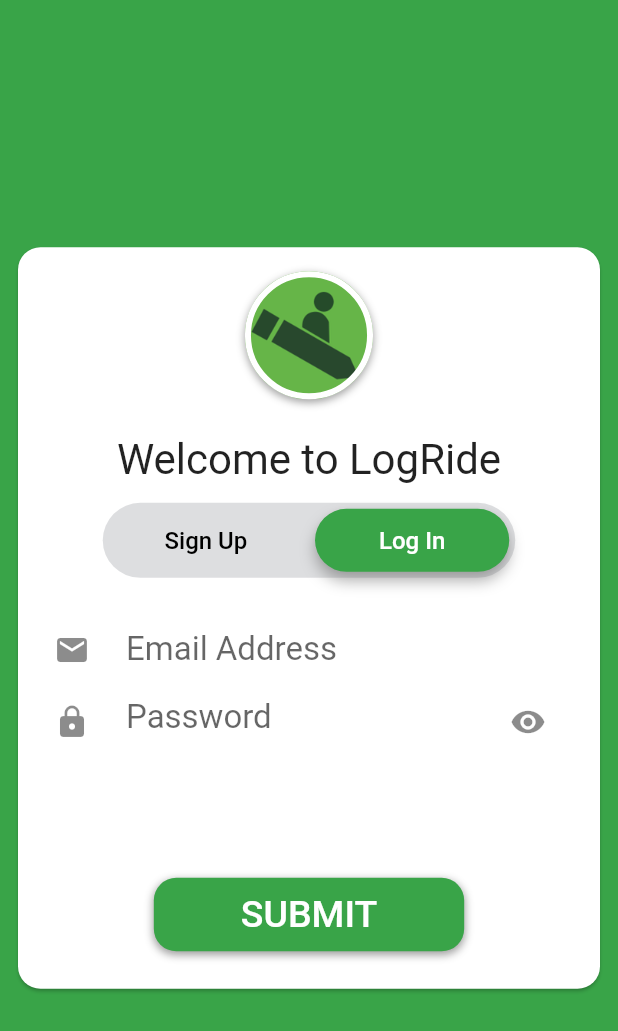
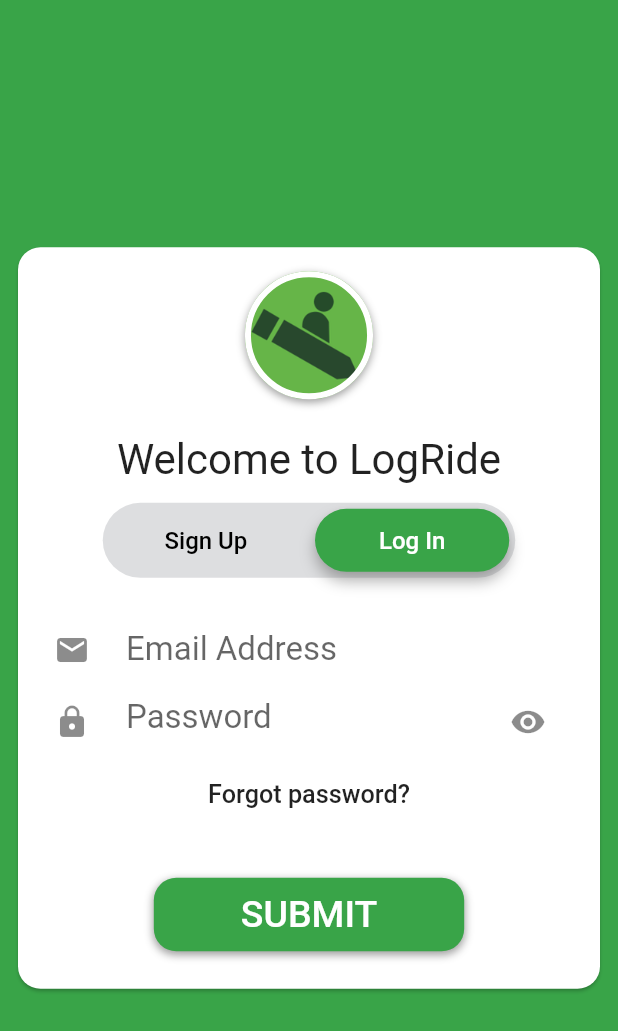
Before and after one commit to partnercloudsupport/logride, a Flutter app: the AuthPage screen opened directly, after a tap on "Log In", on a phone screen of 412 x 824 dp. Shown: the top 1031 px of the screen. Run offline on Flutter 3.47's test engine with Material 2 defaults, Android fonts, the phone set to English and light mode, and no system bars; our stand-ins replace after_layout, auto_size_text, firebase_auth, firebase_database, flutter_slidable, latlong; accounts and stored records are empty; statements that could not run were skipped.

Commit message:
Added password recovery, moved the menu-bar's code to another file for the authenticator

```diff
--- a/lib/data/auth_manager.dart
+++ b/lib/data/auth_manager.dart
@@ -7,6 +7,7 @@ abstract class BaseAuth {
   Future<String> signUp(String username, String email, String password);
   Future<FirebaseUser> getCurrentUser();
   Future<void> signOut();
+  Future<void> resetPassword(String email);
 }
 
 class Auth implements BaseAuth {
@@ -36,4 +37,8 @@ class Auth implements BaseAuth {
   Future<void> signOut() async {
     return _firebaseAuth.signOut();
   }
+
+  Future<void> resetPassword(String email) async {
+    return _firebaseAuth.sendPasswordResetEmail(email: email);
+  }
 }
--- a/lib/ui/auth_page.dart
+++ b/lib/ui/auth_page.dart
@@ -2,7 +2,7 @@ import 'package:flutter/material.dart';
 import 'package:flutter/services.dart';
 import '../widgets/submit_button.dart';
 import '../widgets/home_icon.dart';
-import '../animations/auth_bubble_painter.dart';
+import '../widgets/page_controller_slider_bar.dart';
 import '../data/auth_manager.dart';
 
 class AuthPage extends StatefulWidget {
@@ -17,7 +17,6 @@ class AuthPage extends StatefulWidget {
 
 class _AuthPageState extends State<AuthPage>
     with SingleTickerProviderStateMixin {
-
   final GlobalKey<ScaffoldState> _scaffoldKey = GlobalKey<ScaffoldState>();
 
   final TextEditingController loginEmailController = TextEditingController();
@@ -55,12 +54,28 @@ class _AuthPageState extends State<AuthPage>
   Color _leftTextColor = Colors.white;
   Color _rightTextColor = Colors.black;
 
+  void _pageChanged(pageIndex) {
+    if (pageIndex == 0) {
+      setState(() {
+        _leftTextColor = Colors.white;
+        _rightTextColor = Colors.black;
+        currentPage = pageIndex;
+      });
+    } else {
+      setState(() {
+        _leftTextColor = Colors.black;
+        _rightTextColor = Colors.white;
+        currentPage = pageIndex;
+      });
+    }
+  }
+
   void _validationAlertDialog({String body}) {
     showDialog(
         context: context,
         builder: (BuildContext context) {
           return AlertDialog(
-            title: Text("Invalid Authorization"),
+            title: Text("Invalid Authentication"),
             content: Text(body),
             actions: <Widget>[
               FlatButton(
@@ -77,8 +92,7 @@ class _AuthPageState extends State<AuthPage>
   Future<String> _handleSignIn(String email, String password) async {
     _signInError = false;
 
-    return widget.auth.signIn(email, password)
-        .catchError((exception) {
+    return widget.auth.signIn(email, password).catchError((exception) {
       String displayMessage;
       _signInError = true;
       _loginEmailValid = _loginPasswordValid = true;
@@ -120,7 +134,6 @@ class _AuthPageState extends State<AuthPage>
           : "Successfully singed in a user");
       if (_signInError) return null;
       return createdUser;
-      // No fancy logic is required for signing in - once it's done, it's done
     });
   }
 
@@ -169,6 +182,55 @@ class _AuthPageState extends State<AuthPage>
     });
   }
 
+  void _resetPassword() async {
+    String email = loginEmailController.text;
+    _loginEmailValid = true;
+    bool wasReset = true;
+    if (email == "") {
+      _validationAlertDialog(body: "Please enter your email");
+      setState(() {
+        _loginEmailValid = false;
+      });
+      return;
+    }
+    await widget.auth.resetPassword(email).catchError((exception) {
+      String displayMessage;
+      switch (exception.code) {
+        case "ERROR_INVALID_EMAIL":
+          displayMessage = "Invalid email. Please check the formatting.";
+          _loginEmailValid = false;
+          break;
+        case "ERROR_USER_NOT_FOUND":
+          displayMessage = "There is no account associated with that email.";
+          break;
+        default:
+          displayMessage = exception.message;
+      }
+      setState(() {});
+      _validationAlertDialog(body: displayMessage);
+      wasReset = false;
+    });
+    if (wasReset) {
+      showDialog(
+          context: context,
+          builder: (BuildContext context) {
+            return AlertDialog(
+              title: Text("Password Rest"),
+              content: Text(
+                  "An email has been sent with a link to reset your password."),
+              actions: <Widget>[
+                FlatButton(
+                  child: Text("Ok"),
+                  onPressed: () {
+                    Navigator.of(context).pop();
+                  },
+                )
+              ],
+            );
+          });
+    }
+  }
+
   void forumSubmit() {
     switch (currentPage) {
       case 0:
@@ -197,7 +259,6 @@ class _AuthPageState extends State<AuthPage>
           if (user == null) return;
           print("User data is good");
           // No errors in the process, we have a valid signed-in user
-          // TODO: PASS SIGN-ON TO MAIN PAGE
           widget.onSignedIn();
         });
         break;
@@ -224,7 +285,6 @@ class _AuthPageState extends State<AuthPage>
           if (user == null) return;
           print("User data is good");
           // No errors in the process, we have a valid signed-in user
-          // TODO: PASS SIGN-ON TO MAIN PAGE
           widget.onSignedIn();
         });
         break;
@@ -276,22 +336,7 @@ class _AuthPageState extends State<AuthPage>
                                           vertical: 24.0, horizontal: 24.0),
                                       child: PageView(
                                         controller: _pageController,
-                                        onPageChanged: (pageIndex) {
-                                          // Change text label colors according to the page we're on
-                                          if (pageIndex == 0) {
-                                            setState(() {
-                                              _leftTextColor = Colors.white;
-                                              _rightTextColor = Colors.black;
-                                              currentPage = pageIndex;
-                                            });
-                                          } else {
-                                            setState(() {
-                                              _leftTextColor = Colors.black;
-                                              _rightTextColor = Colors.white;
-                                              currentPage = pageIndex;
-                                            });
-                                          }
-                                        },
+                                        onPageChanged: _pageChanged,
                                         children: <Widget>[
                                           _buildSignUpPage(context),
                                           _buildLoginPage(context),
@@ -313,51 +358,14 @@ class _AuthPageState extends State<AuthPage>
 
   /// Returns the sliding menu bar that manages the page controller
   Widget _buildMenuBar(BuildContext context) {
-    return Container(
-      width: 275.0,
-      height: 50.0,
-      decoration: BoxDecoration(
-        color: Color.fromARGB(255, 221, 222, 224),
-        borderRadius: BorderRadius.all(Radius.circular(25.0)),
-      ),
-      child: CustomPaint(
-        painter: TabIndicationPainter(pageController: _pageController),
-        child: Row(
-          mainAxisAlignment: MainAxisAlignment.spaceEvenly,
-          children: <Widget>[
-            Expanded(
-              child: FlatButton(
-                splashColor: Colors.transparent,
-                highlightColor: Colors.transparent,
-                onPressed: () {
-                  _pageController.animateToPage(0,
-                      duration: Duration(milliseconds: 500),
-                      curve: Curves.decelerate);
-                },
-                child: Text(
-                  "Sign Up",
-                  style: TextStyle(color: _leftTextColor, fontSize: 16.0),
-                ),
-              ),
-            ),
-            Expanded(
-              child: FlatButton(
-                splashColor: Colors.transparent,
-                highlightColor: Colors.transparent,
-                onPressed: () {
-                  _pageController?.animateToPage(1,
-                      duration: Duration(milliseconds: 500),
-                      curve: Curves.decelerate);
-                },
-                child: Text(
-                  "Log In",
-                  style: TextStyle(color: _rightTextColor, fontSize: 16.0),
-                ),
-              ),
-            ),
-          ],
-        ),
-      ),
+    return PageControllerSliderBar(
+      pageController: _pageController,
+      height: 50,
+      width: 275,
+      leftText: "Sign Up",
+      rightText: "Log In",
+      leftTextColor: _leftTextColor,
+      rightTextColor: _rightTextColor,
     );
   }
 
@@ -381,6 +389,12 @@ class _AuthPageState extends State<AuthPage>
           },
           node: loginPasswordNode,
         ),
+        FlatButton(
+            onPressed: () => _resetPassword(),
+            child: Text(
+              "Forgot password?",
+              textScaleFactor: 1.2,
+            ))
       ],
     );
   }
--- /dev/null
+++ b/lib/widgets/page_controller_slider_bar.dart
@@ -0,0 +1,71 @@
+import 'package:flutter/material.dart';
+import '../animations/auth_bubble_painter.dart';
+
+class PageControllerSliderBar extends StatelessWidget {
+  PageControllerSliderBar({
+    this.pageController,
+    this.height, this.width,
+    this.leftText, this.rightText,
+    this.leftTextColor, this.rightTextColor
+  });
+
+  final double height;
+  final double width;
+  final String leftText;
+  final String rightText;
+  final PageController pageController;
+  final Color leftTextColor;
+  final Color rightTextColor;
+
+  @override
+  Widget build(BuildContext context) {
+    return Container(
+      width: width,
+      height: height,
+      decoration: BoxDecoration(
+        color: Color.fromARGB(255, 221, 222, 224),
+        borderRadius: BorderRadius.all(Radius.circular(25.0)),
+      ),
+      child: CustomPaint(
+        painter: TabIndicationPainter(pageController: pageController,
+            dxTarget: width / 2 - 25,
+            dy: height / 2),
+        child: Row(
+          mainAxisAlignment: MainAxisAlignment.spaceEvenly,
+          children: <Widget>[
+            Expanded(
+              child: FlatButton(
+                splashColor: Colors.transparent,
+                highlightColor: Colors.transparent,
+                onPressed: () {
+                  pageController.animateToPage(0,
+                      duration: Duration(milliseconds: 500),
+                      curve: Curves.decelerate);
+                },
+                child: Text(
+                  leftText,
+                  style: TextStyle(color: leftTextColor, fontSize: 16.0),
+                ),
+              ),
+            ),
+            Expanded(
+              child: FlatButton(
+                splashColor: Colors.transparent,
+                highlightColor: Colors.transparent,
+                onPressed: () {
+                  pageController?.animateToPage(1,
+                      duration: Duration(milliseconds: 500),
+                      curve: Curves.decelerate);
+                },
+                child: Text(
+                  rightText,
+                  style: TextStyle(color: rightTextColor, fontSize: 16.0),
+                ),
+              ),
+            ),
+          ],
+        ),
+      ),
+    );
+  }
+}
```
